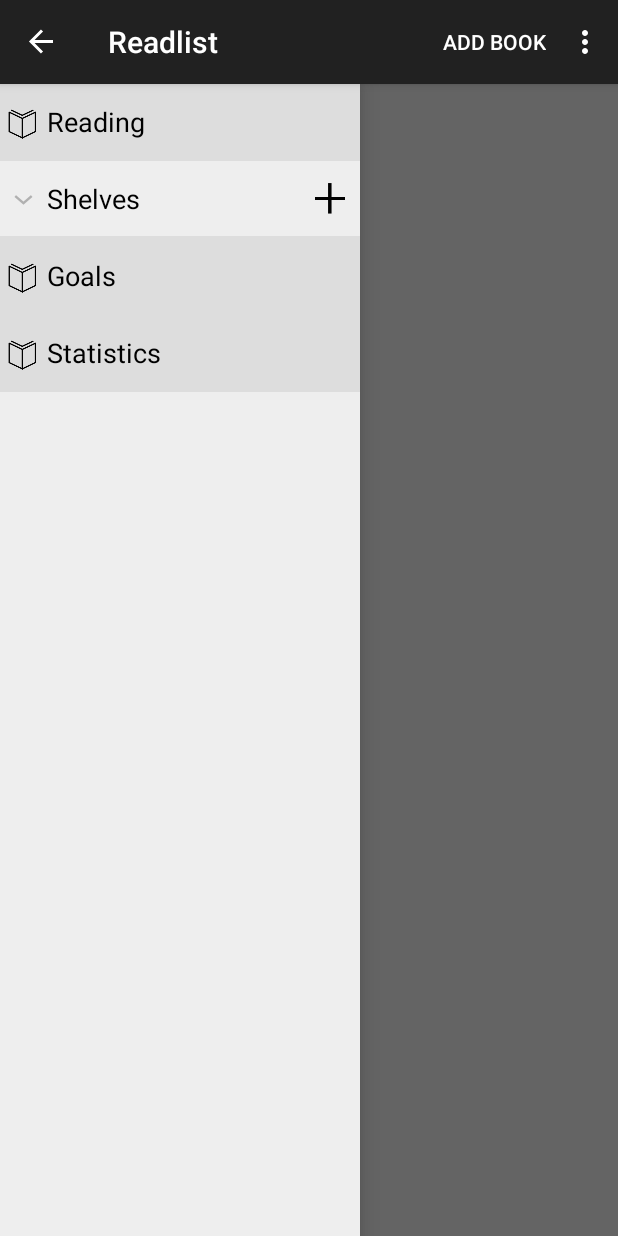
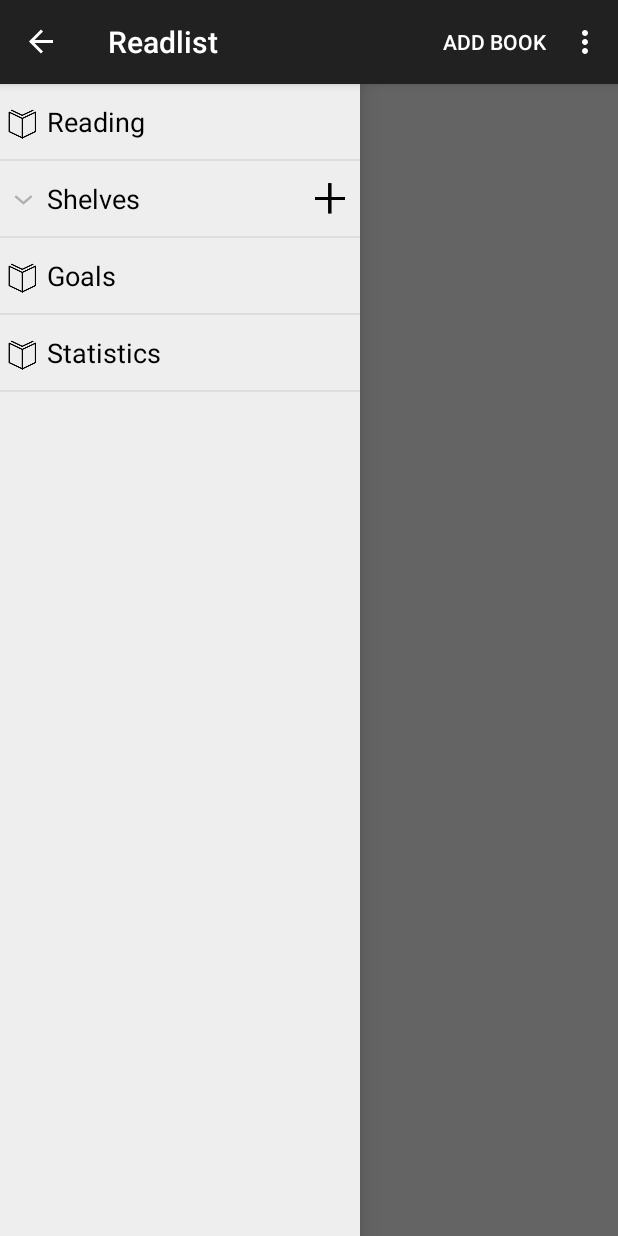
Before and after one commit to stephendiadamo/readlist, an Android app: the screen it shows after launch (MainActivity), on a phone screen of 412 x 824 dp. Run offline under Robolectric (Android 15) with nearby library versions, the phone set to English and light mode, and no system bars; our stand-ins replace Volley; libraries missing offline, so code that uses them is left out: com.google.zxing.integration.

Commit message:
Added background click effects on nav drawer items

```diff
--- a/app/src/main/java/com/s_diadamo/readlist/navigationDrawer/NavigationItemAdapter.java
+++ b/app/src/main/java/com/s_diadamo/readlist/navigationDrawer/NavigationItemAdapter.java
@@ -74,7 +74,6 @@
             navItemHolder.label.setText(navigationElementLabels[position]);
             navItemHolder.icon.setImageResource(icons[position]);
         }
-
         return row;
     }
 
--- /dev/null
+++ b/app/src/main/res/drawable/nav_listview_background.xml
@@ -0,0 +1,7 @@
+<?xml version="1.0" encoding="utf-8"?>
+<selector xmlns:android="http://schemas.android.com/apk/res/android">
+    <item android:drawable="@android:color/darker_gray" android:state_focused="true" />
+    <item android:drawable="@android:color/darker_gray" android:state_focused="true" android:state_pressed="true" />
+    <item android:drawable="@android:color/darker_gray" android:state_pressed="true" />
+    <item android:drawable="@android:color/transparent" />
+</selector>
--- a/app/src/main/res/layout/row_navigation_element.xml
+++ b/app/src/main/res/layout/row_navigation_element.xml
@@ -1,7 +1,7 @@
 <?xml version="1.0" encoding="utf-8"?>
 <RelativeLayout xmlns:android="http://schemas.android.com/apk/res/android"
     android:layout_width="match_parent"
-    android:background="#ddd"
+    android:background="@drawable/nav_listview_background"
     android:layout_height="match_parent">
 
     <LinearLayout
--- a/app/src/main/res/layout/row_navigation_shelves_header.xml
+++ b/app/src/main/res/layout/row_navigation_shelves_header.xml
@@ -2,7 +2,8 @@
 <LinearLayout xmlns:android="http://schemas.android.com/apk/res/android"
     android:layout_width="match_parent"
     android:layout_height="match_parent"
-    android:orientation="vertical">
+    android:orientation="vertical"
+    android:background="@drawable/nav_listview_background">
 
     <LinearLayout
         android:layout_width="match_parent"
```
